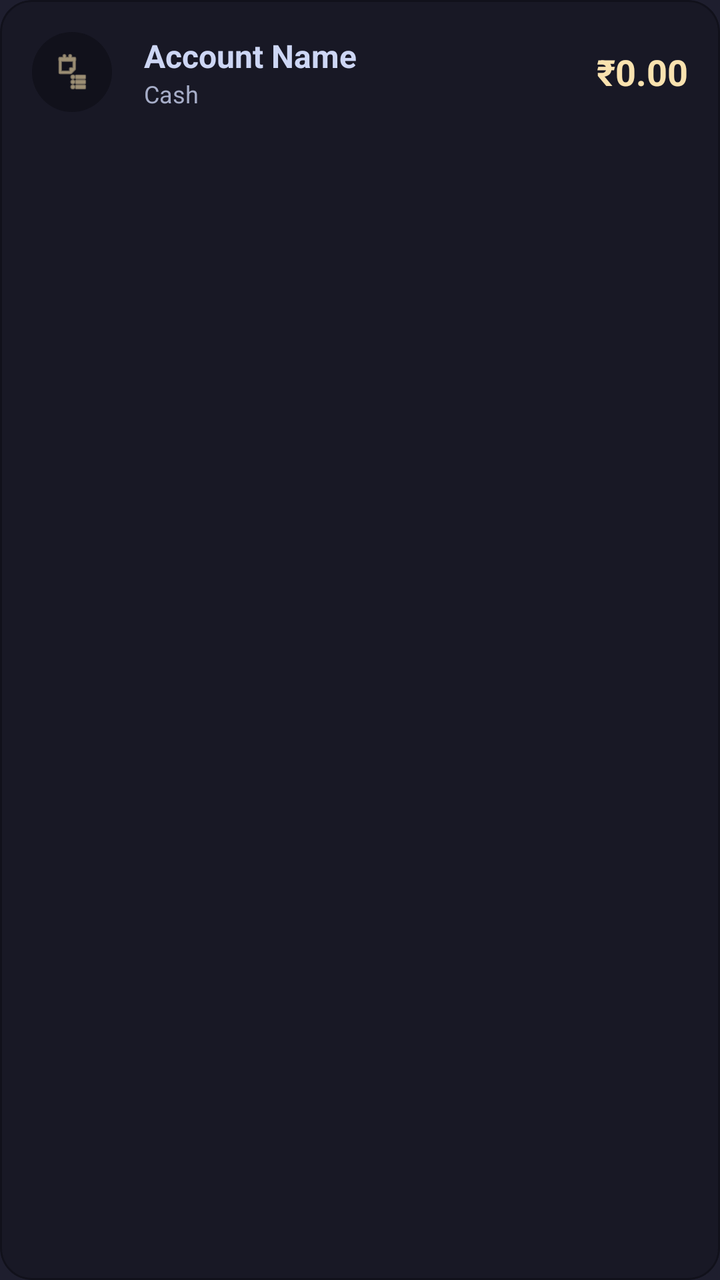
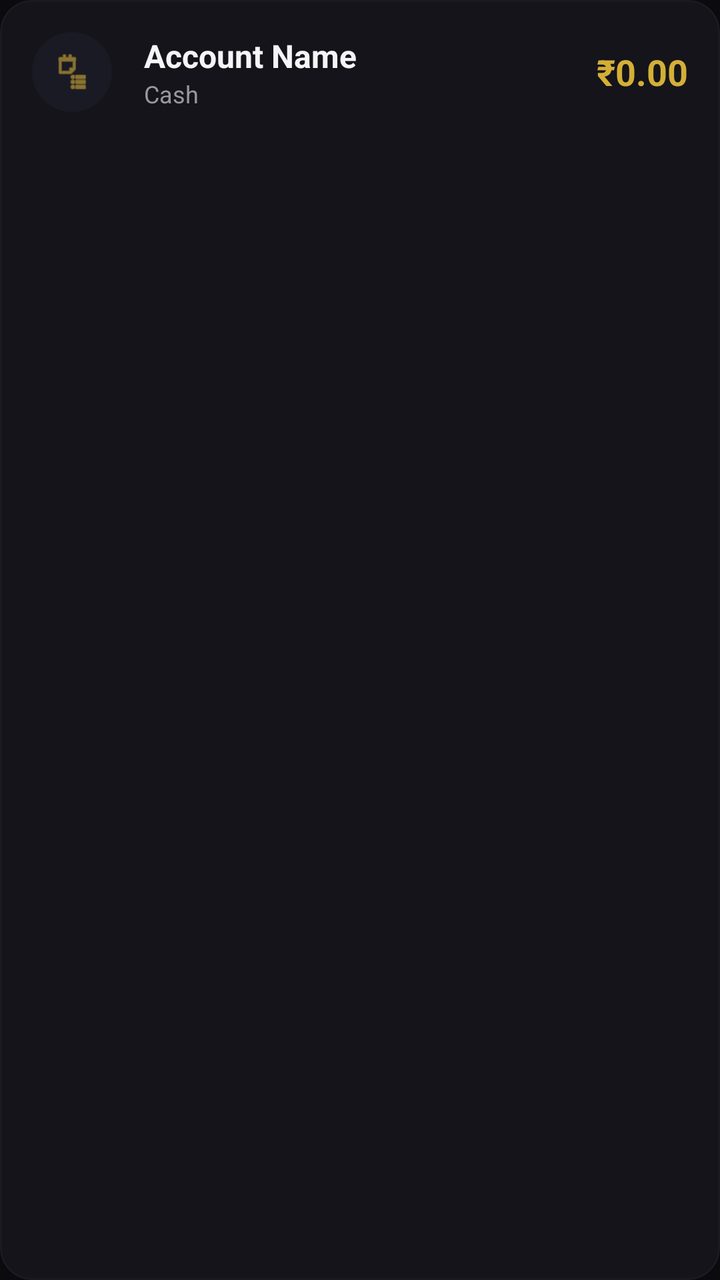

Compare the two renders of this Android layout. The source of the first and the diff that turns it into the second are given below.
<!-- AndroidManifest.xml: application theme AppTheme -->
<!-- res/layout/item_account.xml -->
<?xml version="1.0" encoding="utf-8"?>
<com.google.android.material.card.MaterialCardView xmlns:android="http://schemas.android.com/apk/res/android"
    xmlns:app="http://schemas.android.com/apk/res-auto"
    android:layout_width="match_parent"
    android:layout_height="wrap_content"
    android:layout_marginBottom="12dp"
    app:cardBackgroundColor="@color/bg_card"
    app:cardCornerRadius="16dp"
    app:cardElevation="0dp"
    app:strokeWidth="1dp"
    app:strokeColor="@color/bg_surface">

    <RelativeLayout
        android:layout_width="match_parent"
        android:layout_height="wrap_content"
        android:padding="16dp">

        <ImageView
            android:id="@+id/iv_account_icon"
            android:layout_width="40dp"
            android:layout_height="40dp"
            android:layout_centerVertical="true"
            android:background="@drawable/circle_bg_surface"
            android:padding="10dp"
            android:src="@android:drawable/ic_menu_agenda"
            app:tint="@color/accent_amber" />

        <LinearLayout
            android:layout_width="wrap_content"
            android:layout_height="wrap_content"
            android:layout_centerVertical="true"
            android:layout_marginStart="16dp"
            android:layout_toEndOf="@id/iv_account_icon"
            android:orientation="vertical">

            <TextView
                android:id="@+id/tv_user_name"
                android:layout_width="wrap_content"
                android:layout_height="wrap_content"
                android:text="Account Name"
                android:textColor="@color/text_primary"
                android:textSize="16sp"
                android:textStyle="bold" />

            <TextView
                android:id="@+id/tv_database_name"
                android:layout_width="wrap_content"
                android:layout_height="wrap_content"
                android:text="Cash"
                android:textColor="@color/text_secondary"
                android:textSize="12sp" />
        </LinearLayout>

        <TextView
            android:id="@+id/tv_account_balance"
            android:layout_width="wrap_content"
            android:layout_height="wrap_content"
            android:layout_alignParentEnd="true"
            android:layout_centerVertical="true"
            android:text="₹0.00"
            android:textColor="@color/accent_amber"
            android:textSize="18sp"
            android:textStyle="bold" />

    </RelativeLayout>
</com.google.android.material.card.MaterialCardView>
<!-- resources referenced by this layout -->
<resources>
  <color name="accent_amber">#f9e2af</color>
  <color name="bg_card">#181825</color>
  <color name="bg_surface">#11111b</color>
  <color name="text_primary">#cdd6f4</color>
  <color name="text_secondary">#a6adc8</color>
  <!-- drawable circle_bg_surface (drawable) -->
  <?xml version="1.0" encoding="utf-8"?>
  <shape xmlns:android="http://schemas.android.com/apk/res/android"
      android:shape="oval">
      <solid android:color="@color/bg_surface" />
  </shape>
  <style name="AppTheme" parent="Theme.MaterialComponents.DayNight.NoActionBar">
          <item name="colorPrimary">@color/accent_amber</item>
          <item name="colorPrimaryVariant">@color/accent_gold</item>
          <item name="colorOnPrimary">@color/bg_dark</item>
          <item name="android:windowBackground">@color/bg_dark</item>
          <item name="android:navigationBarColor">@color/bg_dark</item>
          <item name="android:statusBarColor">@color/bg_dark</item>
          <item name="materialAlertDialogTheme">@style/AppTheme.AlertDialog</item>
      </style>
  <color name="accent_gold">#dfaf8f</color>
  <color name="bg_dark">#1e1e2e</color>
  <style name="AppTheme.AlertDialog" parent="ThemeOverlay.MaterialComponents.MaterialAlertDialog">
          <item name="shapeAppearanceMediumComponent">@style/ShapeAppearance.App.MediumComponent</item>
          <item name="colorSurface">@color/bg_card</item>
          <item name="colorOnSurface">@color/text_primary</item>
          <item name="buttonBarPositiveButtonStyle">@style/Widget.App.Button.TextButton</item>
          <item name="buttonBarNegativeButtonStyle">@style/Widget.App.Button.TextButton</item>
          <item name="buttonBarNeutralButtonStyle">@style/Widget.App.Button.TextButton</item>
      </style>
  <style name="ShapeAppearance.App.MediumComponent" parent="ShapeAppearance.MaterialComponents.MediumComponent">
          <item name="cornerFamily">rounded</item>
          <item name="cornerSize">24dp</item>
      </style>
  <style name="Widget.App.Button.TextButton" parent="Widget.MaterialComponents.Button.TextButton">
          <item name="android:textColor">@color/accent_amber</item>
          <item name="rippleColor">@color/accent_gold</item>
      </style>
</resources>

<!-- the commit's change to res/layout/item_account.xml (unified diff, before → after) -->
@@ -15,22 +15,37 @@
         android:layout_height="wrap_content"
         android:padding="16dp">
 
-        <ImageView
-            android:id="@+id/iv_account_icon"
+        <FrameLayout
+            android:id="@+id/fl_icon_container"
             android:layout_width="40dp"
             android:layout_height="40dp"
             android:layout_centerVertical="true"
-            android:background="@drawable/circle_bg_surface"
-            android:padding="10dp"
-            android:src="@android:drawable/ic_menu_agenda"
-            app:tint="@color/accent_amber" />
+            android:background="@drawable/circle_bg_surface">
+
+            <ImageView
+                android:id="@+id/iv_account_icon"
+                android:layout_width="match_parent"
+                android:layout_height="match_parent"
+                android:padding="10dp"
+                android:src="@android:drawable/ic_menu_agenda"
+                app:tint="@color/accent_amber" />
+
+            <TextView
+                android:id="@+id/tv_account_emoji"
+                android:layout_width="match_parent"
+                android:layout_height="match_parent"
+                android:gravity="center"
+                android:text="💵"
+                android:textSize="20sp"
+                android:visibility="gone" />
+        </FrameLayout>
 
         <LinearLayout
             android:layout_width="wrap_content"
             android:layout_height="wrap_content"
             android:layout_centerVertical="true"
             android:layout_marginStart="16dp"
-            android:layout_toEndOf="@id/iv_account_icon"
+            android:layout_toEndOf="@id/fl_icon_container"
             android:orientation="vertical">
 
             <TextView
<!-- resource entries referenced after the edit -->
@@ -1,10 +1,10 @@
 <!-- resources referenced by this layout -->
 <resources>
-  <color name="accent_amber">#f9e2af</color>
-  <color name="bg_card">#181825</color>
-  <color name="bg_surface">#11111b</color>
-  <color name="text_primary">#cdd6f4</color>
-  <color name="text_secondary">#a6adc8</color>
+  <color name="accent_amber">#D4AF37</color>
+  <color name="bg_card">#14141A</color>
+  <color name="bg_surface">#1A1A24</color>
+  <color name="text_primary">#F5F5F7</color>
+  <color name="text_secondary">#98989D</color>
   <!-- drawable circle_bg_surface (drawable) -->
   <?xml version="1.0" encoding="utf-8"?>
   <shape xmlns:android="http://schemas.android.com/apk/res/android"
@@ -20,8 +20,8 @@
           <item name="android:statusBarColor">@color/bg_dark</item>
           <item name="materialAlertDialogTheme">@style/AppTheme.AlertDialog</item>
       </style>
-  <color name="accent_gold">#dfaf8f</color>
-  <color name="bg_dark">#1e1e2e</color>
+  <color name="accent_gold">#C5A059</color>
+  <color name="bg_dark">#0B0B0F</color>
   <style name="AppTheme.AlertDialog" parent="ThemeOverlay.MaterialComponents.MaterialAlertDialog">
           <item name="shapeAppearanceMediumComponent">@style/ShapeAppearance.App.MediumComponent</item>
           <item name="colorSurface">@color/bg_card</item>
